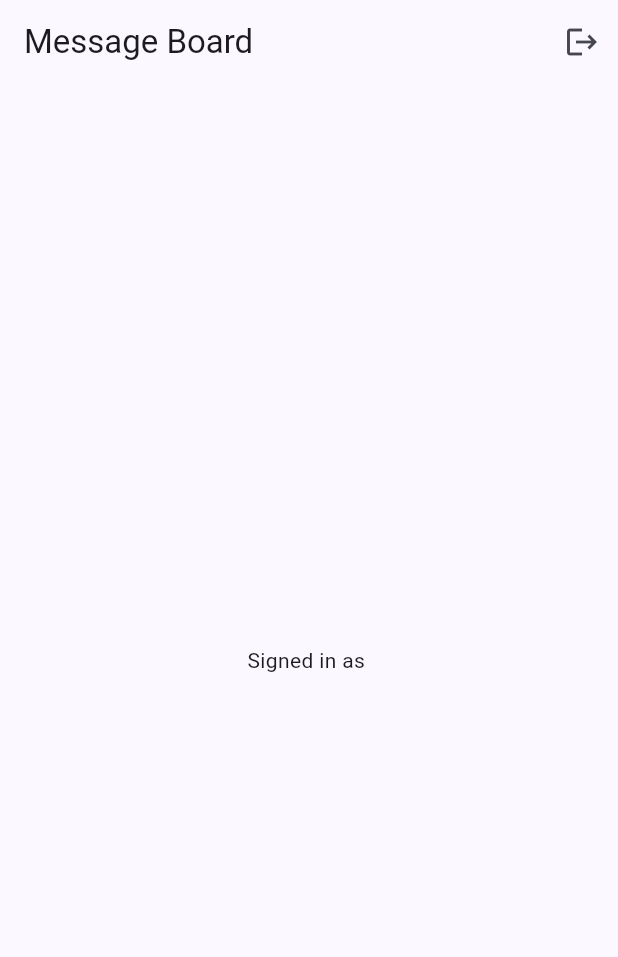
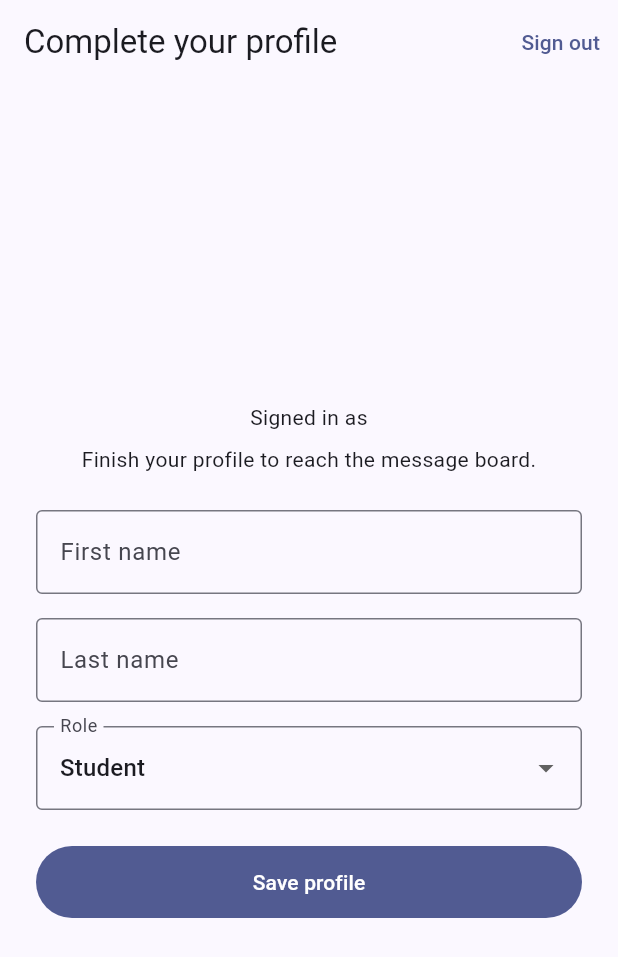
Before and after one commit to kirtan232/message_board, a Flutter app: the screen it shows once a user with an empty profile is signed in, on a phone screen of 412 x 824 dp. Shown: the top 957 px of the screen. Run offline on Flutter 3.47's test engine with Material 3 defaults, Android fonts, the phone set to English and light mode, and no system bars; our stand-ins replace cloud_firestore, firebase_auth, firebase_core; accounts and stored records are empty.

Commit message:
Write Firestore user record on registration
AppUser model with the five required fields (uid, firstName, lastName, role, registrationDateTime via serverTimestamp).
UserService owns users/{uid}: create-once save and live watch.
ProfileGate writes the registration draft for the new uid, shows loading/error states, "Account created, profile not saved" retry, and a complete-profile fallback form.
Security rules for users/{uid}: owner-only read, validated create, update/delete denied; prefs owner-only; messages default-deny.
Added firebase.json firestore config and .firebaserc.
Unit tests for AppUser completeness.

```diff
--- a/lib/main.dart
+++ b/lib/main.dart
@@ -13,9 +13,7 @@ void main() {
 Future<void> initializeFirebase() async {
   // Firebase.initializeApp is safe to call again after a failed attempt.
   if (Firebase.apps.isNotEmpty) return;
-  await Firebase.initializeApp(
-    options: DefaultFirebaseOptions.currentPlatform,
-  );
+  await Firebase.initializeApp(options: DefaultFirebaseOptions.currentPlatform);
 }
 
 class MessageBoardApp extends StatelessWidget {
--- /dev/null
+++ b/lib/models/app_user.dart
@@ -0,0 +1,68 @@
+import 'package:cloud_firestore/cloud_firestore.dart';
+
+/// Role values stored on the user record. Descriptive only — never used to
+/// grant access (security rules do not trust client-written roles).
+const List<String> kUserRoles = ['student', 'instructor', 'other'];
+
+/// The private user record stored at `users/{uid}`.
+///
+/// Writer: the client, exactly once, at registration (keyed by the auth uid).
+/// `role` is descriptive profile data only — it never grants permissions.
+class AppUser {
+  const AppUser({
+    required this.uid,
+    required this.firstName,
+    required this.lastName,
+    required this.role,
+    required this.registrationDateTime,
+    this.hasRegistrationField = true,
+  });
+
+  final String uid;
+  final String firstName;
+  final String lastName;
+  final String role;
+
+  /// Server timestamp. Null for a moment while a local write is still
+  /// pending (Firestore reports unresolved server timestamps as null).
+  final DateTime? registrationDateTime;
+
+  /// Whether the document contains the registrationDateTime key at all.
+  final bool hasRegistrationField;
+
+  String get fullName => '$firstName $lastName';
+
+  /// True when all five required fields are present and valid.
+  bool get isComplete =>
+      uid.isNotEmpty &&
+      firstName.trim().isNotEmpty &&
+      lastName.trim().isNotEmpty &&
+      role.trim().isNotEmpty &&
+      hasRegistrationField;
+
+  factory AppUser.fromSnapshot(DocumentSnapshot<Map<String, dynamic>> doc) {
+    final data = doc.data() ?? const <String, dynamic>{};
+    final ts = data['registrationDateTime'];
+    return AppUser(
+      uid: data['uid'] as String? ?? '',
+      firstName: data['firstName'] as String? ?? '',
+      lastName: data['lastName'] as String? ?? '',
+      role: data['role'] as String? ?? '',
+      registrationDateTime: ts is Timestamp ? ts.toDate() : null,
+      hasRegistrationField: data.containsKey('registrationDateTime'),
+    );
+  }
+}
+
+/// Name and role collected by the registration form, waiting to be saved.
+class ProfileDraft {
+  const ProfileDraft({
+    required this.firstName,
+    required this.lastName,
+    required this.role,
+  });
+
+  final String firstName;
+  final String lastName;
+  final String role;
+}
--- a/lib/screens/auth_gate.dart
+++ b/lib/screens/auth_gate.dart
@@ -2,8 +2,9 @@ import 'package:firebase_auth/firebase_auth.dart';
 import 'package:flutter/material.dart';
 
 import '../services/auth_service.dart';
-import 'board_screen.dart';
+import '../services/user_service.dart';
 import 'login_screen.dart';
+import 'profile_gate.dart';
 import 'register_screen.dart';
 
 /// Routes by auth state: signed-out users see login/register,
@@ -17,6 +18,7 @@ class AuthGate extends StatefulWidget {
 
 class _AuthGateState extends State<AuthGate> {
   final AuthService _auth = AuthService();
+  final UserService _users = UserService();
   bool _showRegister = false;
 
   @override
@@ -42,6 +44,7 @@ class _AuthGateState extends State<AuthGate> {
           return _showRegister
               ? RegisterScreen(
                   auth: _auth,
+                  users: _users,
                   onShowLogin: () => setState(() => _showRegister = false),
                 )
               : LoginScreen(
@@ -50,8 +53,13 @@ class _AuthGateState extends State<AuthGate> {
                 );
         }
 
-        // Task 3 inserts ProfileGate here to require the Firestore user record.
-        return BoardScreen(key: ValueKey(user.uid), auth: _auth, user: user);
+        // The board stays behind a complete Firestore user record.
+        return ProfileGate(
+          key: ValueKey(user.uid),
+          user: user,
+          auth: _auth,
+          users: _users,
+        );
       },
     );
   }
--- a/lib/screens/board_screen.dart
+++ b/lib/screens/board_screen.dart
@@ -1,14 +1,21 @@
 import 'package:firebase_auth/firebase_auth.dart';
 import 'package:flutter/material.dart';
 
+import '../models/app_user.dart';
 import '../services/auth_service.dart';
 
 /// The message board. Task 5 replaces the body with the live message stream.
 class BoardScreen extends StatelessWidget {
-  const BoardScreen({super.key, required this.auth, required this.user});
+  const BoardScreen({
+    super.key,
+    required this.auth,
+    required this.user,
+    required this.profile,
+  });
 
   final AuthService auth;
   final User user;
+  final AppUser profile;
 
   Future<void> _confirmSignOut(BuildContext context) async {
     final confirmed = await showDialog<bool>(
@@ -45,7 +52,10 @@ class BoardScreen extends StatelessWidget {
         ],
       ),
       body: Center(
-        child: Text('Signed in as ${user.email}'),
+        child: Text(
+          'Welcome, ${profile.fullName} (${profile.role})\n${user.email}',
+          textAlign: TextAlign.center,
+        ),
       ),
     );
   }
--- /dev/null
+++ b/lib/screens/profile_gate.dart
@@ -0,0 +1,296 @@
+import 'package:firebase_auth/firebase_auth.dart';
+import 'package:flutter/material.dart';
+
+import '../models/app_user.dart';
+import '../services/auth_service.dart';
+import '../services/user_service.dart';
+import '../utils/validators.dart';
+import 'board_screen.dart';
+
+/// Keeps the board behind a complete Firestore user record.
+///
+/// Auth account creation and the Firestore write are two separate services,
+/// so the account can exist while the record does not. This gate writes the
+/// pending registration draft, shows loading/error states, offers a retry for
+/// the same uid, and falls back to a "complete your profile" form.
+class ProfileGate extends StatefulWidget {
+  const ProfileGate({
+    super.key,
+    required this.user,
+    required this.auth,
+    required this.users,
+  });
+
+  final User user;
+  final AuthService auth;
+  final UserService users;
+
+  @override
+  State<ProfileGate> createState() => _ProfileGateState();
+}
+
+class _ProfileGateState extends State<ProfileGate> {
+  late final Stream<AppUser?> _record = widget.users.watchUser(widget.user.uid);
+  ProfileDraft? _draft;
+  bool _saving = false;
+  bool _saveFailed = false;
+
+  @override
+  void initState() {
+    super.initState();
+    _draft = widget.users.pendingDraft;
+    widget.users.pendingDraft = null;
+    if (_draft != null) _save(_draft!);
+  }
+
+  Future<void> _save(ProfileDraft draft) async {
+    setState(() {
+      _draft = draft;
+      _saving = true;
+      _saveFailed = false;
+    });
+    try {
+      await widget.users.saveUserRecord(uid: widget.user.uid, draft: draft);
+      if (mounted) setState(() => _saving = false);
+    } catch (_) {
+      if (mounted) {
+        setState(() {
+          _saving = false;
+          _saveFailed = true;
+        });
+      }
+    }
+  }
+
+  @override
+  Widget build(BuildContext context) {
+    return StreamBuilder<AppUser?>(
+      stream: _record,
+      builder: (context, snapshot) {
+        if (snapshot.hasError) {
+          return _Message(
+            icon: Icons.error_outline,
+            title: 'Could not load your profile.',
+            body: 'Check your connection, then sign out and back in.',
+            auth: widget.auth,
+          );
+        }
+        if (snapshot.connectionState == ConnectionState.waiting || _saving) {
+          return const Scaffold(
+            body: Center(child: CircularProgressIndicator()),
+          );
+        }
+
+        final record = snapshot.data;
+        if (record != null && record.isComplete) {
+          return BoardScreen(
+            auth: widget.auth,
+            user: widget.user,
+            profile: record,
+          );
+        }
+
+        if (_saveFailed && _draft != null) {
+          return _Message(
+            icon: Icons.cloud_off_rounded,
+            title: 'Account created, profile not saved.',
+            body:
+                'Your account exists, but your profile could not be saved. '
+                'Check your connection and try again.',
+            auth: widget.auth,
+            onRetry: () => _save(_draft!),
+          );
+        }
+
+        return _CompleteProfileForm(
+          email: widget.user.email ?? '',
+          auth: widget.auth,
+          onSubmit: _save,
+        );
+      },
+    );
+  }
+}
+
+class _Message extends StatelessWidget {
+  const _Message({
+    required this.icon,
+    required this.title,
+    required this.body,
+    required this.auth,
+    this.onRetry,
+  });
+
+  final IconData icon;
+  final String title;
+  final String body;
+  final AuthService auth;
+  final VoidCallback? onRetry;
+
+  @override
+  Widget build(BuildContext context) {
+    final theme = Theme.of(context);
+    return Scaffold(
+      body: Center(
+        child: Padding(
+          padding: const EdgeInsets.all(32),
+          child: Column(
+            mainAxisSize: MainAxisSize.min,
+            children: [
+              Icon(icon, size: 64, color: theme.colorScheme.error),
+              const SizedBox(height: 16),
+              Text(
+                title,
+                textAlign: TextAlign.center,
+                style: theme.textTheme.titleLarge,
+              ),
+              const SizedBox(height: 8),
+              Text(body, textAlign: TextAlign.center),
+              const SizedBox(height: 24),
+              if (onRetry != null)
+                FilledButton.icon(
+                  onPressed: onRetry,
+                  icon: const Icon(Icons.refresh),
+                  label: const Text('Retry'),
+                ),
+              TextButton(
+                onPressed: auth.signOut,
+                child: const Text('Sign out'),
+              ),
+            ],
+          ),
+        ),
+      ),
+    );
+  }
+}
+
+/// Shown when a signed-in user has no record (e.g. the app closed between
+/// account creation and the profile write).
+class _CompleteProfileForm extends StatefulWidget {
+  const _CompleteProfileForm({
+    required this.email,
+    required this.auth,
+    required this.onSubmit,
+  });
+
+  final String email;
+  final AuthService auth;
+  final Future<void> Function(ProfileDraft draft) onSubmit;
+
+  @override
+  State<_CompleteProfileForm> createState() => _CompleteProfileFormState();
+}
+
+class _CompleteProfileFormState extends State<_CompleteProfileForm> {
+  final _formKey = GlobalKey<FormState>();
+  final _firstName = TextEditingController();
+  final _lastName = TextEditingController();
+  String _role = kUserRoles.first;
+
+  @override
+  void dispose() {
+    _firstName.dispose();
+    _lastName.dispose();
+    super.dispose();
+  }
+
+  void _submit() {
+    if (!_formKey.currentState!.validate()) return;
+    widget.onSubmit(
+      ProfileDraft(
+        firstName: _firstName.text,
+        lastName: _lastName.text,
+        role: _role,
+      ),
+    );
+  }
+
+  @override
+  Widget build(BuildContext context) {
+    final theme = Theme.of(context);
+    return Scaffold(
+      appBar: AppBar(
+        title: const Text('Complete your profile'),
+        actions: [
+          TextButton(
+            onPressed: widget.auth.signOut,
+            child: const Text('Sign out'),
+          ),
+        ],
+      ),
+      body: Center(
+        child: SingleChildScrollView(
+          padding: const EdgeInsets.all(24),
+          child: ConstrainedBox(
+            constraints: const BoxConstraints(maxWidth: 420),
+            child: Form(
+              key: _formKey,
+              child: Column(
+                crossAxisAlignment: CrossAxisAlignment.stretch,
+                children: [
+                  Text(
+                    'Signed in as ${widget.email}',
+                    textAlign: TextAlign.center,
+                    style: theme.textTheme.bodyMedium,
+                  ),
+                  const SizedBox(height: 8),
+                  const Text(
+                    'Finish your profile to reach the message board.',
+                    textAlign: TextAlign.center,
+                  ),
+                  const SizedBox(height: 24),
+                  TextFormField(
+                    controller: _firstName,
+                    textCapitalization: TextCapitalization.words,
+                    decoration: const InputDecoration(
+                      labelText: 'First name',
+                      border: OutlineInputBorder(),
+                    ),
+                    validator: (v) => Validators.name(v, label: 'first name'),
+                  ),
+                  const SizedBox(height: 16),
+                  TextFormField(
+                    controller: _lastName,
+                    textCapitalization: TextCapitalization.words,
+                    decoration: const InputDecoration(
+                      labelText: 'Last name',
+                      border: OutlineInputBorder(),
+                    ),
+                    validator: (v) => Validators.name(v, label: 'last name'),
+                  ),
+                  const SizedBox(height: 16),
+                  DropdownButtonFormField<String>(
+                    initialValue: _role,
+                    decoration: const InputDecoration(
+                      labelText: 'Role',
+                      border: OutlineInputBorder(),
+                    ),
+                    items: [
+                      for (final role in kUserRoles)
+                        DropdownMenuItem(
+                          value: role,
+                          child: Text(
+                            role[0].toUpperCase() + role.substring(1),
+                          ),
+                        ),
+                    ],
+                    onChanged: (value) => setState(() => _role = value!),
+                  ),
+                  const SizedBox(height: 24),
+                  FilledButton(
+                    onPressed: _submit,
+                    style: FilledButton.styleFrom(
+                      minimumSize: const Size.fromHeight(48),
+                    ),
+                    child: const Text('Save profile'),
+                  ),
+                ],
+              ),
+            ),
+          ),
+        ),
+      ),
+    );
+  }
+}
--- /dev/null
+++ b/lib/services/user_service.dart
@@ -0,0 +1,42 @@
+import 'package:cloud_firestore/cloud_firestore.dart';
+
+import '../models/app_user.dart';
+
+/// Owns every Firestore call for the private `users/{uid}` record.
+class UserService {
+  UserService({FirebaseFirestore? db}) : _db = db ?? FirebaseFirestore.instance;
+
+  final FirebaseFirestore _db;
+
+  /// Names/role from the registration form, handed to ProfileGate so the
+  /// record is written for the newly signed-in uid. Cleared once saved.
+  ProfileDraft? pendingDraft;
+
+  DocumentReference<Map<String, dynamic>> _doc(String uid) =>
+      _db.collection('users').doc(uid);
+
+  /// Live view of the signed-in user's record (null when it does not exist).
+  Stream<AppUser?> watchUser(String uid) {
+    return _doc(uid)
+        .snapshots()
+        .map((snap) => snap.exists ? AppUser.fromSnapshot(snap) : null);
+  }
+
+  /// Writes the five required fields once. If a record already exists it is
+  /// left untouched, so retries never reset `registrationDateTime`.
+  Future<void> saveUserRecord({
+    required String uid,
+    required ProfileDraft draft,
+  }) async {
+    final ref = _doc(uid);
+    final existing = await ref.get();
+    if (existing.exists) return;
+    await ref.set({
+      'uid': uid,
+      'firstName': draft.firstName.trim(),
+      'lastName': draft.lastName.trim(),
+      'role': draft.role,
+      'registrationDateTime': FieldValue.serverTimestamp(),
+    });
+  }
+}
--- a/lib/utils/validators.dart
+++ b/lib/utils/validators.dart
@@ -3,8 +3,7 @@
 class Validators {
   Validators._();
 
-  static final RegExp _emailPattern =
-      RegExp(r'^[^@\s]+@[^@\s]+\.[^@\s]+$');
+  static final RegExp _emailPattern = RegExp(r'^[^@\s]+@[^@\s]+\.[^@\s]+$');
 
   static String? email(String? value) {
     final v = value?.trim() ?? '';
```
Also changed, not shown: lib/screens/login_screen.dart (+18 -14 lines), lib/screens/register_screen.dart (+42 -20 lines), lib/screens/splash_screen.dart (+5 -6 lines), firebase.json, 4 other files.
